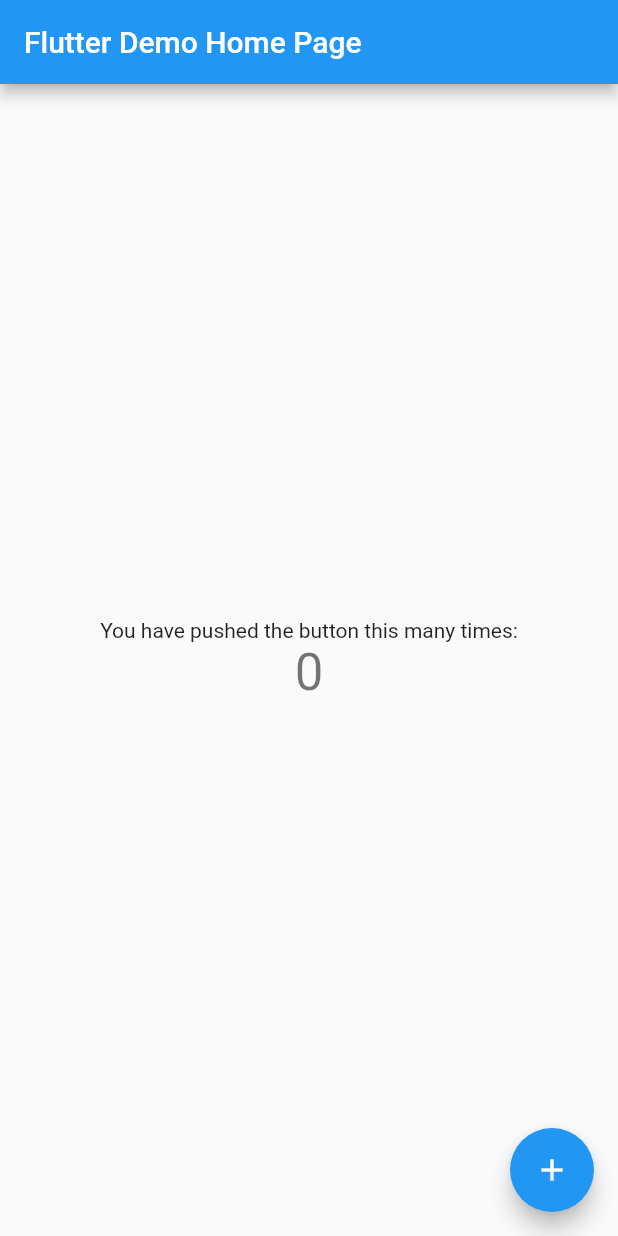
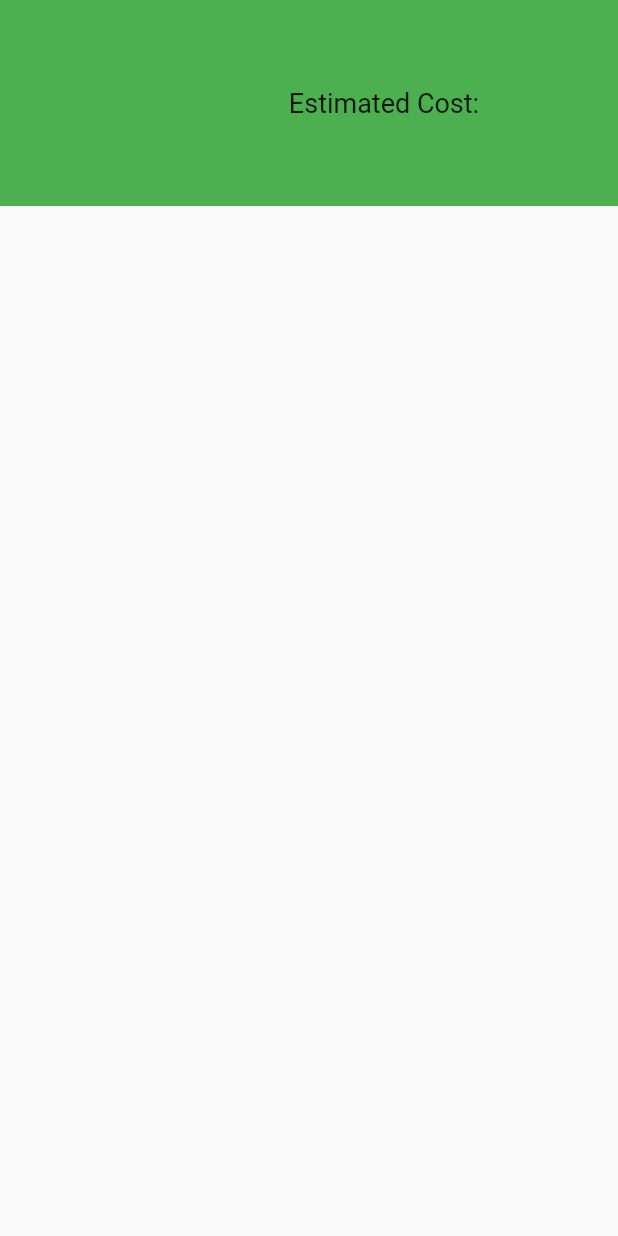
Before and after one commit to deejay21/AppQuote, a Flutter app: the screen it shows after launch, on a phone screen of 412 x 824 dp. Run offline on Flutter 3.47's test engine with Material 2 defaults, Android fonts, the phone set to English and light mode, and no system bars.

Commit message:
added container

```diff
--- /dev/null
+++ b/AppQuote/lib/homepage.dart
@@ -0,0 +1,44 @@
+import 'package:flutter/material.dart';
+
+class Homepage extends StatelessWidget {
+  @override
+  Widget build(BuildContext context) {
+    return Scaffold(
+      body: Column(
+        mainAxisSize: MainAxisSize.max,
+        crossAxisAlignment: CrossAxisAlignment.stretch,
+        children: <Widget>[
+          Expanded(
+            child: Container(
+              child: Padding(
+                padding: const EdgeInsets.only(left: 100),
+                child: Center(
+                  child: Text(
+                    'Estimated Cost:',
+                    style: TextStyle(fontSize: 18),
+                  ),
+                ),
+              ),
+              color: Colors.green,
+            ),
+          ),
+          Expanded(
+            child: Container(),
+          ),
+          Expanded(
+            child: Container(),
+          ),
+          Expanded(
+            child: Container(),
+          ),
+          Expanded(
+            child: Container(),
+          ),
+          Expanded(
+            child: Container(),
+          ),
+        ],
+      ),
+    );
+  }
+}
--- a/AppQuote/lib/main.dart
+++ b/AppQuote/lib/main.dart
@@ -1,67 +1,15 @@
 import 'package:flutter/material.dart';
+import 'homepage.dart';
 
 void main() {
-  runApp(MyApp());
+  runApp(MyQoute());
 }
 
-class MyApp extends StatelessWidget {
-  // This widget is the root of your application.
+class MyQoute extends StatelessWidget {
   @override
   Widget build(BuildContext context) {
     return MaterialApp(
-      title: 'Flutter Demo',
-      theme: ThemeData(
-        primarySwatch: Colors.blue,
-        visualDensity: VisualDensity.adaptivePlatformDensity,
-      ),
-      home: MyHomePage(title: 'Flutter Demo Home Page'),
+      home: Homepage(),
     );
   }
 }
-
-class MyHomePage extends StatefulWidget {
-  MyHomePage({Key key, this.title}) : super(key: key);
-
-  final String title;
-
-  @override
-  _MyHomePageState createState() => _MyHomePageState();
-}
-
-class _MyHomePageState extends State<MyHomePage> {
-  int _counter = 0;
-
-  void _incrementCounter() {
-    setState(() {
-      _counter++;
-    });
-  }
-
-  @override
-  Widget build(BuildContext context) {
-    return Scaffold(
-      appBar: AppBar(
-        title: Text(widget.title),
-      ),
-      body: Center(
-        child: Column(
-          mainAxisAlignment: MainAxisAlignment.center,
-          children: <Widget>[
-            Text(
-              'You have pushed the button this many times:',
-            ),
-            Text(
-              '$_counter',
-              style: Theme.of(context).textTheme.headline4,
-            ),
-          ],
-        ),
-      ),
-      floatingActionButton: FloatingActionButton(
-        onPressed: _incrementCounter,
-        tooltip: 'Increment',
-        child: Icon(Icons.add),
-      ),
-    );
-  }
-}
```
Also changed, not shown: 1 other file.
